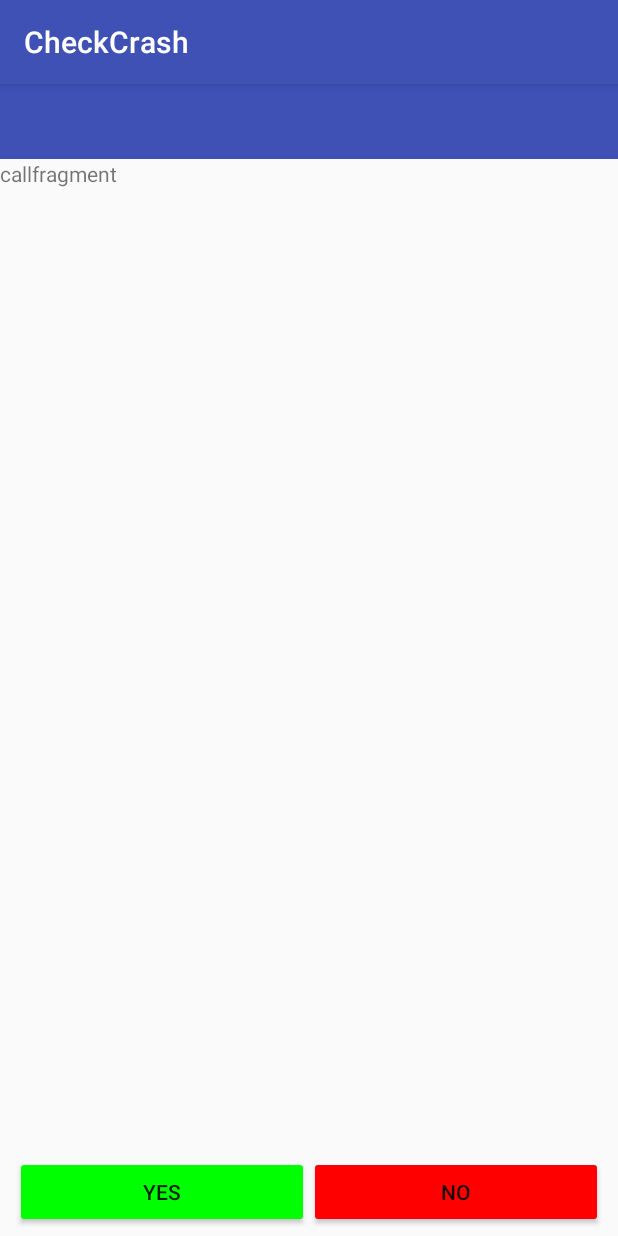
After one commit to bastidest/CrashBuddy, an Android app: the fragment CallFragment placed in its activity, on a phone screen of 412 x 824 dp. The commit adds this screen. Run offline under Robolectric (Android 15) with nearby library versions, the phone set to English and light mode, and no system bars; 1 statement that could not run was skipped.

Commit message:
new Fragments

```diff
--- a/app/src/main/java/hackatum/de/checkcrash/EmergencyActivity.java
+++ b/app/src/main/java/hackatum/de/checkcrash/EmergencyActivity.java
@@ -23,6 +23,7 @@ import java.util.ArrayList;
 import hackatum.de.checkcrash.design.BreadcrumbView;
 import hackatum.de.checkcrash.fragments.AudioRecorderFragment;
 import hackatum.de.checkcrash.fragments.ButtonFragment;
+import hackatum.de.checkcrash.fragments.CallFragment;
 import hackatum.de.checkcrash.fragments.CameraFragment;
 import hackatum.de.checkcrash.fragments.PageFragmentListener;
 import hackatum.de.checkcrash.models.AccidentProcedure;
@@ -94,6 +95,9 @@ public class EmergencyActivity extends AppCompatActivity implements PageFragment
                 break;
             case "audio_capture":
                 fragment = AudioRecorderFragment.newInstance(pageId);
+                break;
+            case "call":
+                fragment = CallFragment.newInstance(pageId);
                 break;
         }
         if (fragment != null) {
--- a/app/src/main/java/hackatum/de/checkcrash/fragments/AudioRecorderFragment.java
+++ b/app/src/main/java/hackatum/de/checkcrash/fragments/AudioRecorderFragment.java
@@ -89,6 +89,8 @@ public class AudioRecorderFragment extends Fragment {
         final AudioRecordingsListAdapter adapter = new AudioRecordingsListAdapter(getContext(), 0, 0, AudioRecording.recordings);
         list.setAdapter(adapter);
 
+        actualRecording = prepareMediaRecorder();
+
         record = (Button) view.findViewById(R.id.button6);
         record.setOnTouchListener(new View.OnTouchListener() {
             @Override
--- /dev/null
+++ b/app/src/main/java/hackatum/de/checkcrash/fragments/CallFragment.java
@@ -0,0 +1,69 @@
+package hackatum.de.checkcrash.fragments;
+
+import android.content.Context;
+import android.os.Bundle;
+import android.support.v4.app.Fragment;
+import android.view.LayoutInflater;
+import android.view.View;
+import android.view.ViewGroup;
+
+import hackatum.de.checkcrash.R;
+import hackatum.de.checkcrash.models.AccidentProcedure;
+import hackatum.de.checkcrash.models.Page;
+
+public class CallFragment extends Fragment {
+
+    private static final String ARG_PAGE_ID = "pageid";
+    private String pageId;
+
+    private PageFragmentListener mListener;
+
+    public CallFragment() {
+        // Required empty public constructor
+    }
+
+    public static CallFragment newInstance(String pageId) {
+        CallFragment fragment = new CallFragment();
+        Bundle args = new Bundle();
+        args.putString(ARG_PAGE_ID, pageId);
+        fragment.setArguments(args);
+        return fragment;
+    }
+
+    @Override
+    public void onCreate(Bundle savedInstanceState) {
+        super.onCreate(savedInstanceState);
+        if (getArguments() != null) {
+            pageId = getArguments().getString(ARG_PAGE_ID);
+        }
+    }
+
+    @Override
+    public View onCreateView(LayoutInflater inflater, ViewGroup container,
+                             Bundle savedInstanceState) {
+        View view = inflater.inflate(R.layout.fragment_call, container, false);
+
+        Page page = AccidentProcedure.accidentProcedure.pages.get(pageId);
+        mListener.onPageLoad(page);
+
+        return view;
+    }
+
+
+    @Override
+    public void onAttach(Context context) {
+        super.onAttach(context);
+        if (context instanceof PageFragmentListener) {
+            mListener = (PageFragmentListener) context;
+        } else {
+            throw new RuntimeException(context.toString()
+                    + " must implement PageFragmentListener");
+        }
+    }
+
+    @Override
+    public void onDetach() {
+        super.onDetach();
+        mListener = null;
+    }
+}
--- a/app/src/main/java/hackatum/de/checkcrash/fragments/CameraFragment.java
+++ b/app/src/main/java/hackatum/de/checkcrash/fragments/CameraFragment.java
@@ -131,7 +131,7 @@ public class CameraFragment extends Fragment {
             public void onClick(View view) {
                 Intent takePictureIntent = new Intent(MediaStore.ACTION_IMAGE_CAPTURE);
                 if (takePictureIntent.resolveActivity(CameraFragment.this.getActivity().getPackageManager()) != null) {
-                    startActivityForResult(takePictureIntent, 69);
+                    startActivityForResult(takePictureIntent, 69); // ;)
                 }
             }
         });
--- /dev/null
+++ b/app/src/main/res/layout/fragment_call.xml
@@ -0,0 +1,13 @@
+<FrameLayout xmlns:android="http://schemas.android.com/apk/res/android"
+    xmlns:tools="http://schemas.android.com/tools"
+    android:layout_width="match_parent"
+    android:layout_height="match_parent"
+    tools:context="hackatum.de.checkcrash.fragments.CallFragment">
+
+    <!-- TODO: Update blank fragment layout -->
+    <TextView
+        android:layout_width="match_parent"
+        android:layout_height="match_parent"
+        android:text="callfragment" />
+
+</FrameLayout>
```
Also changed, not shown: app/src/main/java/hackatum/de/checkcrash/models/AccidentData.java (added, +17 -0 lines), app/src/main/res/raw/germany.json (+37 -1 lines).
